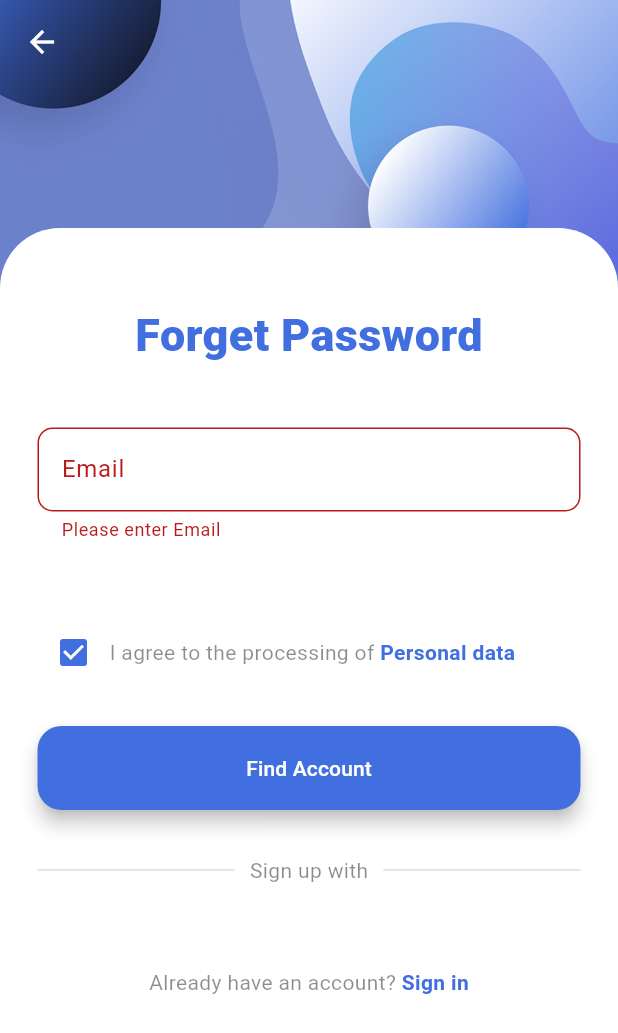
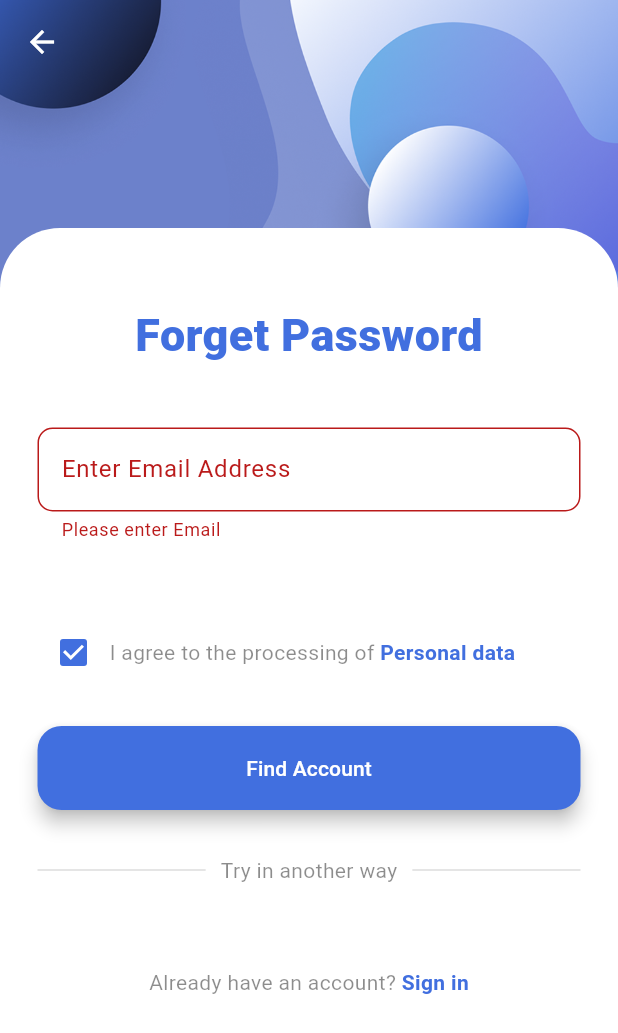
Before and after one commit to mr7aali/stay-mate-flutter, a Flutter app: the ForgetPasswordScreen screen opened directly, after a tap on "Find Account", on a phone screen of 412 x 824 dp. Shown: the top 1033 px of the screen. Run offline on Flutter 3.47's test engine with Material 3 defaults, Android fonts, the phone set to English and light mode, and no system bars; our stand-ins replace dio, icons_plus.

```diff
--- a/lib/screens/forget_password_screens.dart
+++ b/lib/screens/forget_password_screens.dart
@@ -1,8 +1,9 @@
 import 'package:flutter/material.dart';
 import 'package:flutter_app/screens/signin_screen.dart';
 import 'package:flutter_app/theme/theme.dart';
+import 'package:flutter_app/widgets/Custom_input.dart';
 import 'package:flutter_app/widgets/custom_scaffold.dart';
-import 'package:icons_plus/icons_plus.dart';
+// import 'package:icons_plus/icons_plus.dart';
 
 class ForgetPasswordScreen extends StatefulWidget {
   const ForgetPasswordScreen({super.key});
@@ -14,6 +15,23 @@ class ForgetPasswordScreen extends StatefulWidget {
 class _ForgetPasswordScreenState extends State<ForgetPasswordScreen> {
   final _formSignupKey = GlobalKey<FormState>();
   bool agreePersonalData = true;
+  final TextEditingController _emailController = TextEditingController();
+
+  void _findAccoutn() {
+    String email = _emailController.text.trim();
+    if (email.isEmpty) {
+      print("Email field is empty");
+    } else {
+      print("Entered email : $email");
+    }
+  }
+
+  @override
+  void dispose() {
+    _emailController.dispose();
+    super.dispose();
+  }
+
   @override
   Widget build(BuildContext context) {
     return CustomScaffold(
@@ -24,7 +42,7 @@ class _ForgetPasswordScreenState extends State<ForgetPasswordScreen> {
             flex: 7,
             child: Container(
               padding: const EdgeInsets.fromLTRB(25.0, 50.0, 25.0, 20.0),
-              decoration: const BoxDecoration(
+              decoration: BoxDecoration(
                 color: Colors.white,
                 borderRadius: BorderRadius.only(
                   topLeft: Radius.circular(40.0),
@@ -49,33 +67,8 @@ class _ForgetPasswordScreenState extends State<ForgetPasswordScreen> {
                       ),
                       const SizedBox(height: 40.0),
 
-
                       // email
-                      TextFormField(
-                        validator: (value) {
-                          if (value == null || value.isEmpty) {
-                            return 'Please enter Email';
-                          }
-                          return null;
-                        },
-                        decoration: InputDecoration(
-                          label: const Text('Email'),
-                          hintText: 'Enter Email',
-                          hintStyle: const TextStyle(color: Colors.black26),
-                          border: OutlineInputBorder(
-                            borderSide: const BorderSide(
-                              color: Colors.black12, // Default border color
-                            ),
-                            borderRadius: BorderRadius.circular(10),
-                          ),
-                          enabledBorder: OutlineInputBorder(
-                            borderSide: const BorderSide(
-                              color: Colors.black12, // Default border color
-                            ),
-                            borderRadius: BorderRadius.circular(10),
-                          ),
-                        ),
-                      ),
+                      CustomEmailInput(controller: _emailController),
                       const SizedBox(height: 25.0),
 
                       const SizedBox(height: 25.0),
@@ -110,6 +103,7 @@ class _ForgetPasswordScreenState extends State<ForgetPasswordScreen> {
                         width: double.infinity,
                         child: ElevatedButton(
                           onPressed: () {
+                            _findAccoutn();
                             if (_formSignupKey.currentState!.validate() &&
                                 agreePersonalData) {
                               ScaffoldMessenger.of(context).showSnackBar(
@@ -147,7 +141,7 @@ class _ForgetPasswordScreenState extends State<ForgetPasswordScreen> {
                               horizontal: 10,
                             ),
                             child: Text(
-                              'Sign up with',
+                              'Try in another way',
                               style: TextStyle(color: Colors.black45),
                             ),
                           ),
@@ -160,8 +154,8 @@ class _ForgetPasswordScreenState extends State<ForgetPasswordScreen> {
                         ],
                       ),
                       const SizedBox(height: 30.0),
+
                       // sign up social media logo
-
                       const SizedBox(height: 25.0),
                       // already have an account
                       Row(
--- /dev/null
+++ b/lib/widgets/Custom_input.dart
@@ -0,0 +1,42 @@
+import 'package:flutter/material.dart';
+
+class CustomEmailInput extends StatelessWidget {
+  final TextEditingController controller;
+  final String hintText;
+
+  const CustomEmailInput({
+    super.key,
+    required this.controller,
+    this.hintText = 'example@gmail.com',
+  });
+
+  String? _validateEmail(String? value) {
+    if (value == null || value.isEmpty) {
+      return 'Please enter Email';
+    } else if (!RegExp(r'^[^@]+@[^@]+\.[^@]+').hasMatch(value)) {
+      return 'Please enter a valid email';
+    }
+    return null;
+  }
+
+  @override
+  Widget build(BuildContext context) {
+    return TextFormField(
+      controller: controller,
+      validator: _validateEmail,
+      decoration: InputDecoration(
+        label: const Text('Enter Email Address'),
+        hintText: hintText,
+        hintStyle: const TextStyle(color: Colors.black26),
+        border: OutlineInputBorder(
+          borderSide: const BorderSide(color: Colors.black12),
+          borderRadius: BorderRadius.circular(10),
+        ),
+        enabledBorder: OutlineInputBorder(
+          borderSide: const BorderSide(color: Colors.black12),
+          borderRadius: BorderRadius.circular(10),
+        ),
+      ),
+    );
+  }
+}
--- a/pubspec.yaml
+++ b/pubspec.yaml
@@ -35,6 +35,7 @@ dependencies:
   # Use with the CupertinoIcons class for iOS style icons.
   cupertino_icons: ^1.0.8
   icons_plus: ^4.0.0
+  dio: ^5.8.0+1
 dev_dependencies:
   flutter_test:
     sdk: flutter
```
Also changed, not shown: lib/api/api_services.dart (added, +68 -0 lines), lib/screens/signin_screen.dart (+64 -43 lines), lib/screens/signup_screen.dart (+80 -51 lines), lib/dio.dart (added), pubspec.lock.
